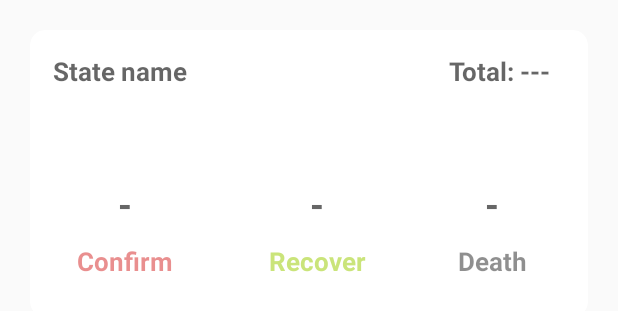
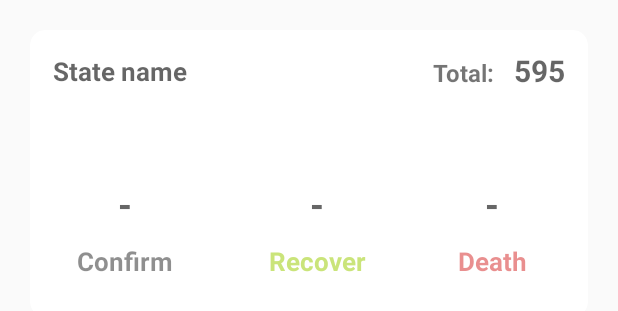
Before and after one commit to prajwalmw/COVID_Prajwal, an Android app: the layout recycler_cardview.xml on its own in the app's theme, with its tools: preview values and no code run, on a phone screen of 412 x 824 dp. Shown: the top 311 px of the screen. Run offline under Robolectric (Android 15) with nearby library versions, the phone set to English and light mode, and no system bars.

Commit message:
CArdView is modified.

```diff
--- a/app/src/main/java/com/prajwal/covid_prajwal/MainActivity.java
+++ b/app/src/main/java/com/prajwal/covid_prajwal/MainActivity.java
@@ -196,7 +196,7 @@ public class MainActivity extends AppCompatActivity {
                             int c_death = Integer.parseInt
                                     (response.body().getStatesDaily().get(index_array[2]).All_States(i));
 
-                            String total = "Total: " + String.valueOf(c_confirm + c_recover + c_death);
+                            String total = String.valueOf(c_confirm + c_recover + c_death);
 
                             array_list.add(
                                     new Card_DataModel(array_statenames[i],
--- a/app/src/main/res/layout/recycler_cardview.xml
+++ b/app/src/main/res/layout/recycler_cardview.xml
@@ -35,25 +35,44 @@
                     android:hint="State name"
                     android:textStyle="bold"
                     android:lines="2"
-                    android:textColor="#8e0038"
                     android:ellipsize="marquee"
                     android:padding="10dp"
                     android:textSize="17sp"/>
 
-                <TextView
-                    android:id="@+id/DateName"
+                <LinearLayout
                     android:layout_width="0dp"
                     android:layout_weight="1"
-                    android:layout_height="wrap_content"
-                    android:hint="Total: ---"
-                    android:paddingEnd="20dp"
+                    android:layout_height="match_parent"
+                    android:weightSum="2"
+                    android:layout_gravity="end|center_vertical"
                     android:gravity="end"
-                    android:lines="2"
-                    android:textColor="#8e0038"
-                    android:ellipsize="marquee"
-                    android:padding="10dp"
-                    android:textSize="17sp"
-                    android:textStyle="bold" />
+                    android:paddingTop="8dp"
+                    android:orientation="horizontal">
+
+                    <TextView
+                        android:layout_width="wrap_content"
+                        android:layout_weight="1"
+                        android:layout_height="wrap_content"
+                        android:text="Total: "
+                        android:gravity="end"
+                        android:lines="2"
+                        android:ellipsize="marquee"
+                        android:textSize="16sp"
+                        android:textStyle="bold" />
+
+                    <TextView
+                        android:id="@+id/DateName"
+                        android:layout_width="wrap_content"
+                        android:layout_height="match_parent"
+                        android:hint="595"
+                        android:lines="2"
+                        android:textColor="#8e0038"
+                        android:ellipsize="marquee"
+                        android:paddingHorizontal="10dp"
+                        android:textSize="20sp"
+                        android:textStyle="bold" />
+                </LinearLayout>
+
             </LinearLayout>
 
             <LinearLayout
@@ -80,8 +99,8 @@
                     android:layout_width="match_parent"
                     android:layout_height="wrap_content"
                     android:hint="-"
-                    android:textColor="@android:color/holo_red_dark"
                     android:textSize="24sp"
+                    android:textColor="#000000"
                     android:textStyle="bold"
                     android:gravity="center"/>
 
@@ -92,7 +111,7 @@
                         android:text="Confirm"
                         android:lines="2"
                         android:ellipsize="marquee"
-                        android:textColor="#70cc0000"
+                        android:textColor="#70000000"
                         android:textSize="17sp"
                         android:textStyle="bold"
                         android:gravity="center"/>
@@ -143,7 +162,7 @@
                     android:layout_width="match_parent"
                     android:layout_height="wrap_content"
                     android:hint="-"
-                    android:textColor="#000000"
+                    android:textColor="@android:color/holo_red_dark"
                     android:textSize="24sp"
                     android:textStyle="bold"
                     android:gravity="center"/>
@@ -155,7 +174,7 @@
                     android:text="Death"
                     android:lines="2"
                     android:ellipsize="marquee"
-                    android:textColor="#70000000"
+                    android:textColor="#70cc0000"
                     android:textSize="17sp"
                     android:textStyle="bold"
                     android:gravity="center"/>
```
